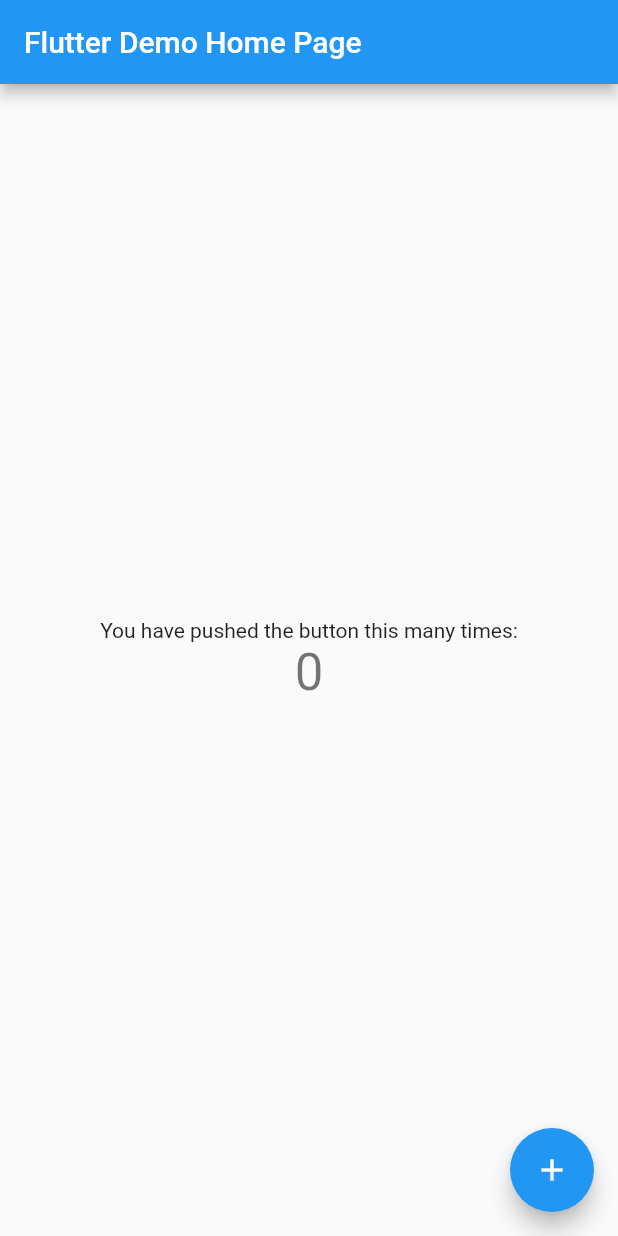
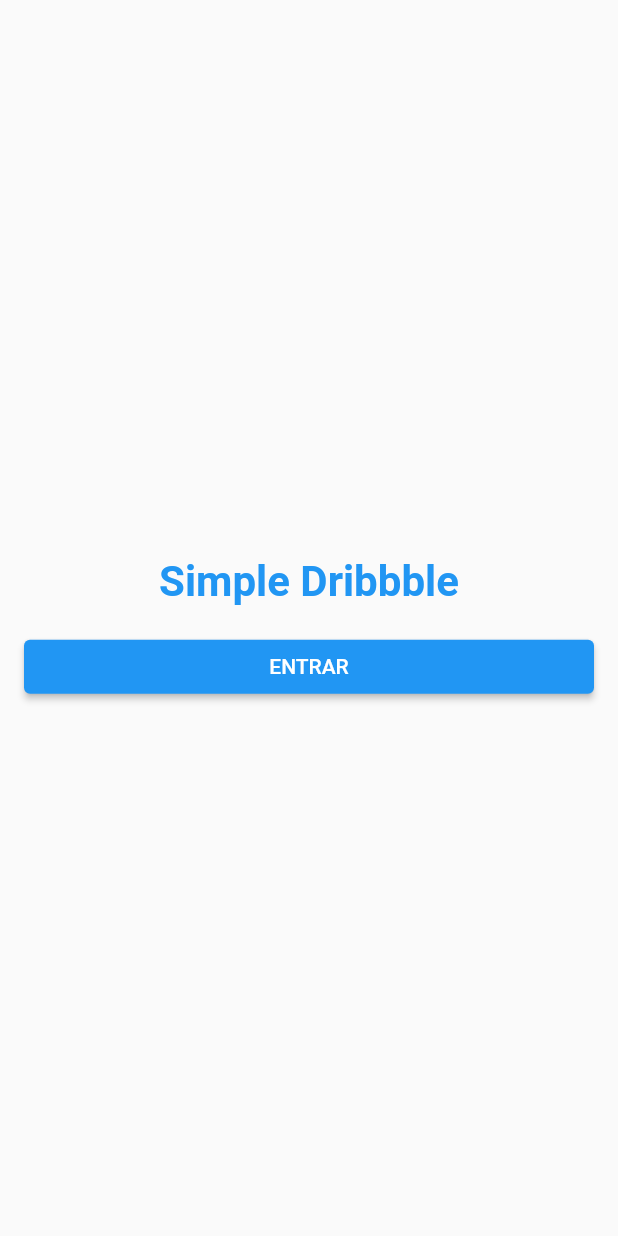
Before and after one commit to hbedford/dribbble_challenge, a Flutter app: the screen it shows after launch, on a phone screen of 412 x 824 dp. Run offline on Flutter 3.47's test engine with Material 2 defaults, Android fonts, the phone set to English and light mode, and no system bars.

Commit message:
add LoginPage and organization of folders

```diff
--- a/lib/main.dart
+++ b/lib/main.dart
@@ -1,113 +1,4 @@
-import 'package:flutter/material.dart';
+import 'package:dribbble_challenge/ui/app.dart';
+import 'package:flutter/cupertino.dart';
 
-void main() {
-  runApp(MyApp());
-}
-
-class MyApp extends StatelessWidget {
-  // This widget is the root of your application.
-  @override
-  Widget build(BuildContext context) {
-    return MaterialApp(
-      title: 'Flutter Demo',
-      theme: ThemeData(
-        // This is the theme of your application.
-        //
-        // Try running your application with "flutter run". You'll see the
-        // application has a blue toolbar. Then, without quitting the app, try
-        // changing the primarySwatch below to Colors.green and then invoke
-        // "hot reload" (press "r" in the console where you ran "flutter run",
-        // or simply save your changes to "hot reload" in a Flutter IDE).
-        // Notice that the counter didn't reset back to zero; the application
-        // is not restarted.
-        primarySwatch: Colors.blue,
-      ),
-      home: MyHomePage(title: 'Flutter Demo Home Page'),
-    );
-  }
-}
-
-class MyHomePage extends StatefulWidget {
-  MyHomePage({Key key, this.title}) : super(key: key);
-
-  // This widget is the home page of your application. It is stateful, meaning
-  // that it has a State object (defined below) that contains fields that affect
-  // how it looks.
-
-  // This class is the configuration for the state. It holds the values (in this
-  // case the title) provided by the parent (in this case the App widget) and
-  // used by the build method of the State. Fields in a Widget subclass are
-  // always marked "final".
-
-  final String title;
-
-  @override
-  _MyHomePageState createState() => _MyHomePageState();
-}
-
-class _MyHomePageState extends State<MyHomePage> {
-  int _counter = 0;
-
-  void _incrementCounter() {
-    setState(() {
-      // This call to setState tells the Flutter framework that something has
-      // changed in this State, which causes it to rerun the build method below
-      // so that the display can reflect the updated values. If we changed
-      // _counter without calling setState(), then the build method would not be
-      // called again, and so nothing would appear to happen.
-      _counter++;
-    });
-  }
-
-  @override
-  Widget build(BuildContext context) {
-    // This method is rerun every time setState is called, for instance as done
-    // by the _incrementCounter method above.
-    //
-    // The Flutter framework has been optimized to make rerunning build methods
-    // fast, so that you can just rebuild anything that needs updating rather
-    // than having to individually change instances of widgets.
-    return Scaffold(
-      appBar: AppBar(
-        // Here we take the value from the MyHomePage object that was created by
-        // the App.build method, and use it to set our appbar title.
-        title: Text(widget.title),
-      ),
-      body: Center(
-        // Center is a layout widget. It takes a single child and positions it
-        // in the middle of the parent.
-        child: Column(
-          // Column is also a layout widget. It takes a list of children and
-          // arranges them vertically. By default, it sizes itself to fit its
-          // children horizontally, and tries to be as tall as its parent.
-          //
-          // Invoke "debug painting" (press "p" in the console, choose the
-          // "Toggle Debug Paint" action from the Flutter Inspector in Android
-          // Studio, or the "Toggle Debug Paint" command in Visual Studio Code)
-          // to see the wireframe for each widget.
-          //
-          // Column has various properties to control how it sizes itself and
-          // how it positions its children. Here we use mainAxisAlignment to
-          // center the children vertically; the main axis here is the vertical
-          // axis because Columns are vertical (the cross axis would be
-          // horizontal).
-          mainAxisAlignment: MainAxisAlignment.center,
-          children: <Widget>[
-            Text(
-              'You have pushed the button this many times:',
-            ),
-            Text(
-              '$_counter',
-              style: Theme.of(context).textTheme.headline4,
-            ),
-          ],
-        ),
-      ),
-      floatingActionButton: FloatingActionButton(
-        onPressed: _incrementCounter,
-        tooltip: 'Increment',
-        child: Icon(Icons.add),
-      ), // This trailing comma makes auto-formatting nicer for build methods.
-    );
-  }
-}
+void main() => runApp(App());
--- /dev/null
+++ b/lib/ui/app.dart
@@ -0,0 +1,24 @@
+import 'package:flutter/material.dart';
+
+import 'screens/login/login_screen.dart';
+
+class App extends StatelessWidget {
+  ThemeData themeData() => ThemeData(
+        primarySwatch: Colors.blue,
+        textTheme: TextTheme(
+          headline1: TextStyle(
+            fontWeight: FontWeight.w700,
+            color: Colors.blue,
+            fontSize: 28.0,
+          ),
+        ),
+      );
+  @override
+  Widget build(BuildContext context) {
+    return MaterialApp(
+      theme: themeData(),
+      initialRoute: '/login',
+      routes: {'/login': (context) => LoginScreen()},
+    );
+  }
+}
--- /dev/null
+++ b/lib/ui/screens/login/login_screen.dart
@@ -0,0 +1,36 @@
+import 'package:flutter/material.dart';
+
+class LoginScreen extends StatelessWidget {
+  @override
+  Widget build(BuildContext context) {
+    return Scaffold(
+        body: Center(
+      child: Padding(
+        padding: const EdgeInsets.all(16.0),
+        child: Column(
+          mainAxisAlignment: MainAxisAlignment.center,
+          children: [
+            Padding(
+              padding: const EdgeInsets.all(16.0),
+              child: Text(
+                'Simple Dribbble',
+                style: Theme.of(context).textTheme.headline1,
+              ),
+            ),
+            Row(
+              mainAxisAlignment: MainAxisAlignment.center,
+              children: [
+                Expanded(
+                  child: ElevatedButton(
+                    child: Text('Entrar'.toUpperCase()),
+                    onPressed: () => null,
+                  ),
+                ),
+              ],
+            ),
+          ],
+        ),
+      ),
+    ));
+  }
+}
```
Also changed, not shown: 1 other file.
